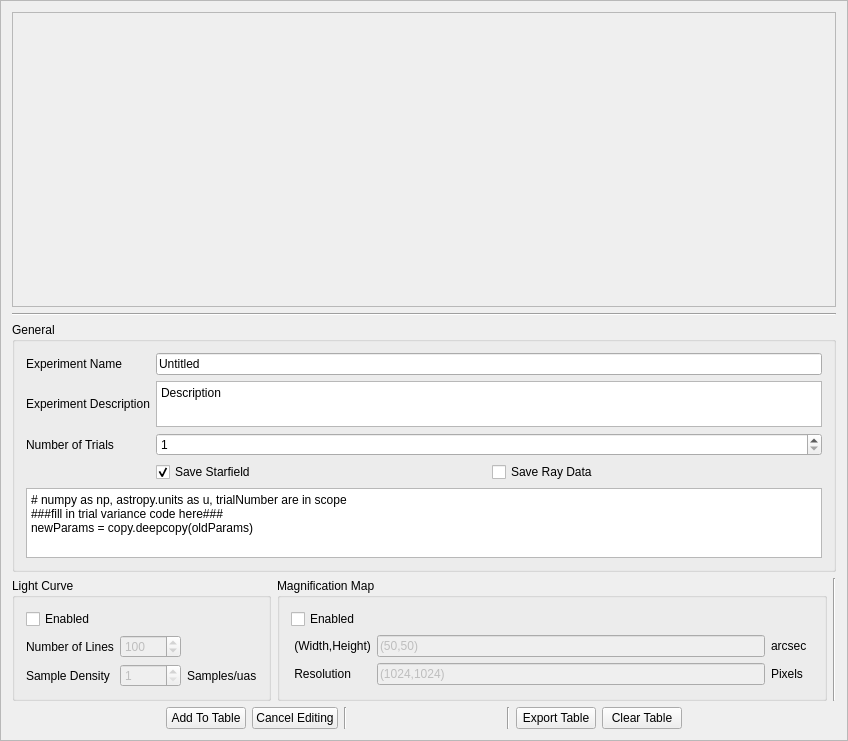
The window that Resources/GUIViews/BatchTableView/batchtableview.ui (JordanKoeller/MirageOld) describes before a commit, drawn with Qt 5.
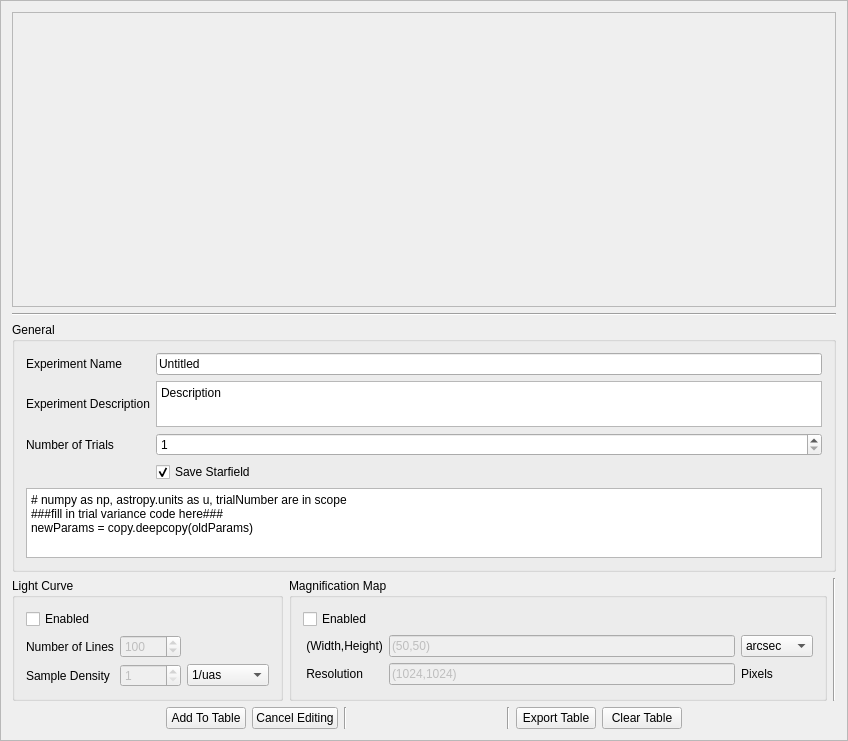
The same window after the commit.

What changed in the file:
```diff
--- a/Resources/GUIViews/BatchTableView/batchtableview.ui
+++ b/Resources/GUIViews/BatchTableView/batchtableview.ui
@@ -148,13 +148,6 @@
                 </property>
                </widget>
               </item>
-              <item>
-               <widget class="QCheckBox" name="saveRayData">
-                <property name="text">
-                 <string>Save Ray Data</string>
-                </property>
-               </widget>
-              </item>
              </layout>
             </item>
            </layout>
@@ -239,10 +232,22 @@
                </widget>
               </item>
               <item row="1" column="2">
-               <widget class="QLabel" name="label_3">
-                <property name="text">
-                 <string>Samples/uas</string>
-                </property>
+               <widget class="QComboBox" name="sampleDensityUnit">
+                <item>
+                 <property name="text">
+                  <string>1/uas</string>
+                 </property>
+                </item>
+                <item>
+                 <property name="text">
+                  <string>1/r_g</string>
+                 </property>
+                </item>
+                <item>
+                 <property name="text">
+                  <string>1/theta_E</string>
+                 </property>
+                </item>
                </widget>
               </item>
              </layout>
@@ -282,13 +287,6 @@
                 </property>
                </widget>
               </item>
-              <item row="0" column="2">
-               <widget class="QLabel" name="unitLabel_6">
-                <property name="text">
-                 <string>arcsec  </string>
-                </property>
-               </widget>
-              </item>
               <item row="1" column="0">
                <widget class="QLabel" name="label_40">
                 <property name="text">
@@ -313,6 +311,30 @@
                 </property>
                </widget>
               </item>
+              <item row="0" column="2">
+               <widget class="QComboBox" name="mmDimUnit">
+                <item>
+                 <property name="text">
+                  <string>arcsec</string>
+                 </property>
+                </item>
+                <item>
+                 <property name="text">
+                  <string>uas</string>
+                 </property>
+                </item>
+                <item>
+                 <property name="text">
+                  <string>r_g</string>
+                 </property>
+                </item>
+                <item>
+                 <property name="text">
+                  <string>theta_E</string>
+                 </property>
+                </item>
+               </widget>
+              </item>
              </layout>
             </item>
            </layout>
```
